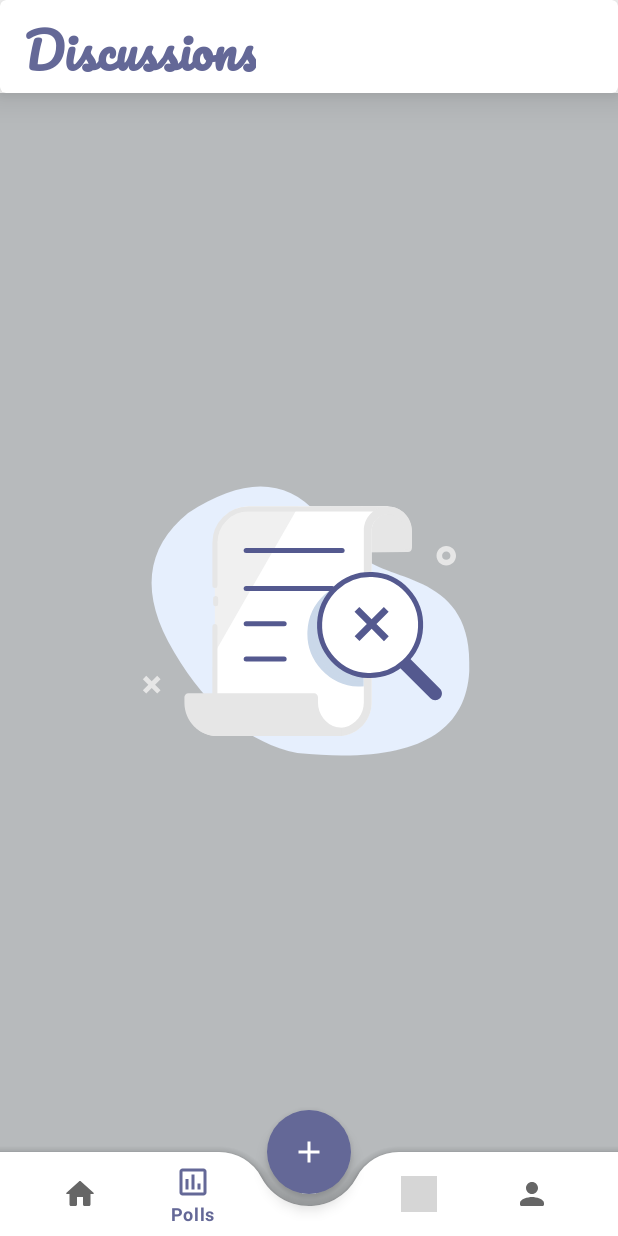
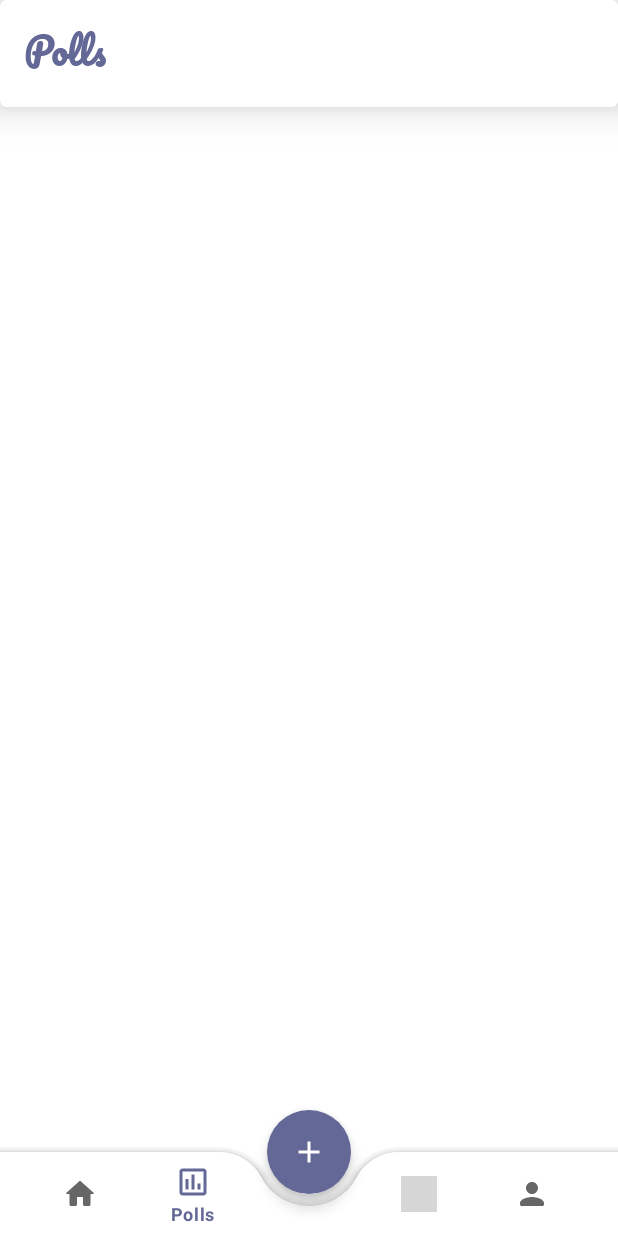
Before and after one commit to Thre4dripper/Discussions, an Android app: the HomeActivity screen opened directly, with no data from a screen before it, item 2 of the bottom bar chosen, on a phone screen of 412 x 824 dp. Run offline under Robolectric (Android 15) with nearby library versions, the phone set to English and light mode, and no system bars; our stand-ins replace Volley, data binding; network calls fail; pictures from the network do not load; 1 statement that could not run was skipped; grey boxes are pictures that could not be loaded.

Commit message:
created polls fragment

```diff
--- a/app/src/main/java/com/example/discussions/ui/home/HomeActivity.kt
+++ b/app/src/main/java/com/example/discussions/ui/home/HomeActivity.kt
@@ -47,7 +47,9 @@ class HomeActivity : AppCompatActivity() {
                     true
                 }
                 R.id.navigation_poll -> {
-                    //TODO: add poll fragment
+                    supportFragmentManager.beginTransaction()
+                        .replace(R.id.fragment_container, PollsFragment(), Constants.TAG_POLLS_FRAGMENT)
+                        .commit()
                     true
                 }
                 R.id.navigation_notification -> {
--- /dev/null
+++ b/app/src/main/java/com/example/discussions/ui/home/PollsFragment.kt
@@ -0,0 +1,18 @@
+package com.example.discussions.ui.home
+
+import android.os.Bundle
+import androidx.fragment.app.Fragment
+import android.view.LayoutInflater
+import android.view.View
+import android.view.ViewGroup
+import com.example.discussions.R
+
+class PollsFragment : Fragment() {
+    override fun onCreateView(
+        inflater: LayoutInflater, container: ViewGroup?,
+        savedInstanceState: Bundle?
+    ): View? {
+        // Inflate the layout for this fragment
+        return inflater.inflate(R.layout.fragment_polls, container, false)
+    }
+}
--- a/app/src/main/res/layout/fragment_discuss.xml
+++ b/app/src/main/res/layout/fragment_discuss.xml
@@ -22,6 +22,7 @@
                 android:layout_width="wrap_content"
                 android:layout_height="wrap_content"
                 android:layout_marginStart="16dp"
+                android:layout_marginBottom="8dp"
                 android:fontFamily="@font/pacifico"
                 android:text="@string/app_name"
                 android:textColor="@color/login_header_color"
--- /dev/null
+++ b/app/src/main/res/layout/fragment_polls.xml
@@ -0,0 +1,34 @@
+<?xml version="1.0" encoding="utf-8"?>
+<androidx.constraintlayout.widget.ConstraintLayout xmlns:android="http://schemas.android.com/apk/res/android"
+    xmlns:app="http://schemas.android.com/apk/res-auto"
+    xmlns:tools="http://schemas.android.com/tools"
+    android:layout_width="match_parent"
+    android:layout_height="match_parent"
+    tools:context=".ui.home.PollsFragment">
+
+    <com.google.android.material.card.MaterialCardView
+        android:id="@+id/user_polls_header_cv"
+        android:layout_width="match_parent"
+        android:layout_height="wrap_content"
+        app:cardElevation="16dp"
+        app:layout_constraintEnd_toEndOf="parent"
+        app:layout_constraintStart_toStartOf="parent"
+        app:layout_constraintTop_toTopOf="parent">
+
+        <TextView
+            android:id="@+id/user_polls_header_tv"
+            android:layout_width="wrap_content"
+            android:layout_height="wrap_content"
+            android:layout_marginStart="16dp"
+            android:layout_marginTop="8dp"
+            android:layout_marginBottom="16dp"
+            android:fontFamily="@font/pacifico"
+            android:textColor="@color/login_header_color"
+            android:textSize="24sp"
+            android:textStyle="bold"
+            android:text="Polls"
+            app:layout_constraintStart_toStartOf="parent"
+            app:layout_constraintTop_toTopOf="parent" />
+    </com.google.android.material.card.MaterialCardView>
+
+</androidx.constraintlayout.widget.ConstraintLayout>
--- a/app/src/main/res/values/strings.xml
+++ b/app/src/main/res/values/strings.xml
@@ -91,4 +91,6 @@
     <string name="user_post_more_options">More Options</string>
     <string name="user_post_edit">Edit</string>
     <string name="user_post_delete">Delete</string>
+    <!-- TODO: Remove or change this placeholder text -->
+    <string name="hello_blank_fragment">Hello blank fragment</string>
 </resources>
```
